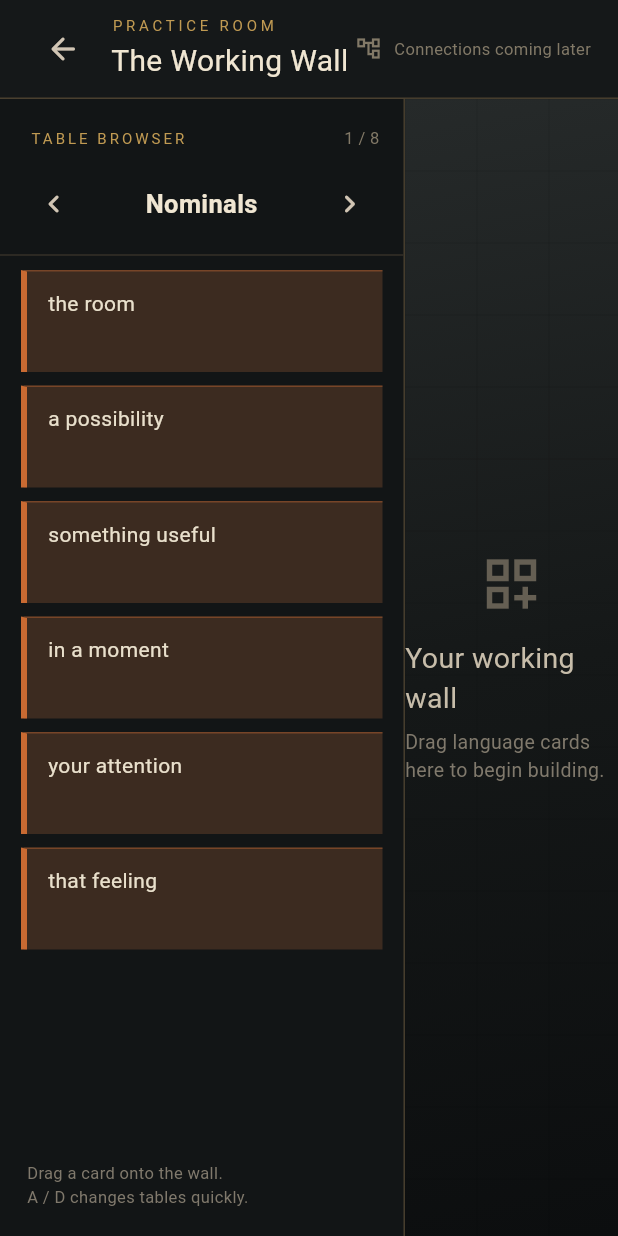
After one commit to sirxcott/Visual-Language-Castle, a Flutter app: the GalleryHubScreen screen opened directly, after a tap on "Practice Rooms", on a phone screen of 412 x 824 dp. The commit adds this screen. Run offline on Flutter 3.47's test engine with Material 3 defaults, Android fonts, the phone set to English and light mode, and no system bars; Roboto replaces fonts that are missing (Georgia).

Commit message:
Build Milestone 2 working wall and language tables

```diff
--- /dev/null
+++ b/app/lib/data/language_tables.dart
@@ -0,0 +1,82 @@
+import '../models/language_card.dart';
+import '../models/language_table.dart';
+
+const languageTables = <LanguageTable>[
+  LanguageTable(
+    name: 'Nominals',
+    cards: [
+      LanguageCard(id: 'nom-1', text: 'the room', category: CardCategory.orange, tableName: 'Nominals'),
+      LanguageCard(id: 'nom-2', text: 'a possibility', category: CardCategory.orange, tableName: 'Nominals'),
+      LanguageCard(id: 'nom-3', text: 'something useful', category: CardCategory.orange, tableName: 'Nominals'),
+      LanguageCard(id: 'nom-4', text: 'in a moment', category: CardCategory.orange, tableName: 'Nominals'),
+      LanguageCard(id: 'nom-5', text: 'your attention', category: CardCategory.orange, tableName: 'Nominals'),
+      LanguageCard(id: 'nom-6', text: 'that feeling', category: CardCategory.orange, tableName: 'Nominals'),
+    ],
+  ),
+  LanguageTable(
+    name: 'Verbs',
+    cards: [
+      LanguageCard(id: 'verb-1', text: 'notice', category: CardCategory.pink, tableName: 'Verbs'),
+      LanguageCard(id: 'verb-2', text: 'allow', category: CardCategory.pink, tableName: 'Verbs'),
+      LanguageCard(id: 'verb-3', text: 'remember', category: CardCategory.pink, tableName: 'Verbs'),
+      LanguageCard(id: 'verb-4', text: 'discover', category: CardCategory.pink, tableName: 'Verbs'),
+      LanguageCard(id: 'verb-5', text: 'feel', category: CardCategory.pink, tableName: 'Verbs'),
+      LanguageCard(id: 'verb-6', text: 'continue', category: CardCategory.pink, tableName: 'Verbs'),
+    ],
+  ),
+  LanguageTable(
+    name: 'Linkages',
+    cards: [
+      LanguageCard(id: 'link-1', text: 'and', category: CardCategory.green, tableName: 'Linkages'),
+      LanguageCard(id: 'link-2', text: 'because', category: CardCategory.green, tableName: 'Linkages'),
+      LanguageCard(id: 'link-3', text: 'as', category: CardCategory.green, tableName: 'Linkages'),
+      LanguageCard(id: 'link-4', text: 'while', category: CardCategory.green, tableName: 'Linkages'),
+      LanguageCard(id: 'link-5', text: 'which means', category: CardCategory.green, tableName: 'Linkages'),
+    ],
+  ),
+  LanguageTable(
+    name: 'Compliance Set',
+    cards: [
+      LanguageCard(id: 'comp-1', text: 'Relax your eyes', category: CardCategory.red, tableName: 'Compliance Set'),
+      LanguageCard(id: 'comp-2', text: 'Make yourself comfortable', category: CardCategory.red, tableName: 'Compliance Set'),
+      LanguageCard(id: 'comp-3', text: 'Let your breathing settle', category: CardCategory.red, tableName: 'Compliance Set'),
+      LanguageCard(id: 'comp-4', text: 'In a moment, I\'m going to ask you to relax', category: CardCategory.red, tableName: 'Compliance Set'),
+    ],
+  ),
+  LanguageTable(
+    name: 'Noticing / Embedded',
+    cards: [
+      LanguageCard(id: 'notice-1', text: 'you may notice', category: CardCategory.yellow, tableName: 'Noticing / Embedded'),
+      LanguageCard(id: 'notice-2', text: 'you can begin to', category: CardCategory.yellow, tableName: 'Noticing / Embedded'),
+      LanguageCard(id: 'notice-3', text: 'as you become aware', category: CardCategory.yellow, tableName: 'Noticing / Embedded'),
+      LanguageCard(id: 'notice-4', text: 'it is interesting to notice', category: CardCategory.yellow, tableName: 'Noticing / Embedded'),
+    ],
+  ),
+  LanguageTable(
+    name: 'Time Binds',
+    cards: [
+      LanguageCard(id: 'time-1', text: 'before you', category: CardCategory.darkBlue, tableName: 'Time Binds'),
+      LanguageCard(id: 'time-2', text: 'while you', category: CardCategory.darkBlue, tableName: 'Time Binds'),
+      LanguageCard(id: 'time-3', text: 'after you', category: CardCategory.darkBlue, tableName: 'Time Binds'),
+      LanguageCard(id: 'time-4', text: 'now that', category: CardCategory.darkBlue, tableName: 'Time Binds'),
+    ],
+  ),
+  LanguageTable(
+    name: 'Cause and Effect',
+    cards: [
+      LanguageCard(id: 'cause-1', text: 'which allows', category: CardCategory.lightBlue, tableName: 'Cause and Effect'),
+      LanguageCard(id: 'cause-2', text: 'so that', category: CardCategory.lightBlue, tableName: 'Cause and Effect'),
+      LanguageCard(id: 'cause-3', text: 'because of this', category: CardCategory.lightBlue, tableName: 'Cause and Effect'),
+      LanguageCard(id: 'cause-4', text: 'and that means', category: CardCategory.lightBlue, tableName: 'Cause and Effect'),
+    ],
+  ),
+  LanguageTable(
+    name: 'LY Modifiers',
+    cards: [
+      LanguageCard(id: 'ly-1', text: 'comfortably', category: CardCategory.lyModifier, tableName: 'LY Modifiers'),
+      LanguageCard(id: 'ly-2', text: 'curiously', category: CardCategory.lyModifier, tableName: 'LY Modifiers'),
+      LanguageCard(id: 'ly-3', text: 'gradually', category: CardCategory.lyModifier, tableName: 'LY Modifiers'),
+      LanguageCard(id: 'ly-4', text: 'easily', category: CardCategory.lyModifier, tableName: 'LY Modifiers'),
+    ],
+  ),
+];
--- /dev/null
+++ b/app/lib/models/language_card.dart
@@ -0,0 +1,82 @@
+import 'package:flutter/material.dart';
+
+enum CardCategory {
+  orange,
+  pink,
+  green,
+  red,
+  yellow,
+  darkBlue,
+  lightBlue,
+  lyModifier,
+}
+
+extension CardCategoryDetails on CardCategory {
+  String get label {
+    switch (this) {
+      case CardCategory.orange:
+        return 'Nominal';
+      case CardCategory.pink:
+        return 'Verb';
+      case CardCategory.green:
+        return 'Linkage';
+      case CardCategory.red:
+        return 'Compliance Set';
+      case CardCategory.yellow:
+        return 'Noticing';
+      case CardCategory.darkBlue:
+        return 'Time Bind';
+      case CardCategory.lightBlue:
+        return 'Cause and Effect';
+      case CardCategory.lyModifier:
+        return 'LY Modifier';
+    }
+  }
+
+  Color get color {
+    switch (this) {
+      case CardCategory.orange:
+        return const Color(0xFFC96A32);
+      case CardCategory.pink:
+        return const Color(0xFFC55B78);
+      case CardCategory.green:
+        return const Color(0xFF5D9A78);
+      case CardCategory.red:
+        return const Color(0xFFB94D4B);
+      case CardCategory.yellow:
+        return const Color(0xFFC2A650);
+      case CardCategory.darkBlue:
+        return const Color(0xFF466D9E);
+      case CardCategory.lightBlue:
+        return const Color(0xFF66A6B8);
+      case CardCategory.lyModifier:
+        return const Color(0xFF7893C7);
+    }
+  }
+}
+
+class LanguageCard {
+  const LanguageCard({
+    required this.id,
+    required this.text,
+    required this.category,
+    required this.tableName,
+  });
+
+  final String id;
+  final String text;
+  final CardCategory category;
+  final String tableName;
+}
+
+class WorkspaceCard {
+  WorkspaceCard({
+    required this.card,
+    required this.position,
+    this.notes = '',
+  });
+
+  final LanguageCard card;
+  Offset position;
+  String notes;
+}
--- /dev/null
+++ b/app/lib/models/language_table.dart
@@ -0,0 +1,8 @@
+import 'language_card.dart';
+
+class LanguageTable {
+  const LanguageTable({required this.name, required this.cards});
+
+  final String name;
+  final List<LanguageCard> cards;
+}
--- a/app/lib/screens/gallery_hub_screen.dart
+++ b/app/lib/screens/gallery_hub_screen.dart
@@ -1,4 +1,6 @@
 import 'package:flutter/material.dart';
+
+import 'practice_room_screen.dart';
 
 class GalleryHubScreen extends StatelessWidget {
   const GalleryHubScreen({super.key});
@@ -47,7 +49,13 @@ class GalleryHubScreen extends StatelessWidget {
                         itemCount: destinations.length,
                         itemBuilder: (context, index) {
                           final destination = destinations[index];
-                          return _GalleryFrame(title: destination.$1, icon: destination.$2);
+                          return _GalleryFrame(
+                            title: destination.$1,
+                            icon: destination.$2,
+                            onTap: destination.$1 == 'Practice Rooms'
+                                ? () => Navigator.of(context).push(MaterialPageRoute<void>(builder: (_) => const PracticeRoomScreen()))
+                                : null,
+                          );
                         },
                       ),
                     ),
@@ -63,14 +71,20 @@ class GalleryHubScreen extends StatelessWidget {
 }
 
 class _GalleryFrame extends StatelessWidget {
-  const _GalleryFrame({required this.title, required this.icon});
+  const _GalleryFrame({required this.title, required this.icon, this.onTap});
 
   final String title;
   final IconData icon;
+  final VoidCallback? onTap;
 
   @override
   Widget build(BuildContext context) {
-    return Container(
+    return Semantics(
+      button: onTap != null,
+      label: onTap == null ? title : 'Open $title',
+      child: InkWell(
+        onTap: onTap,
+        child: Container(
           decoration: BoxDecoration(
             color: const Color(0xFF151718),
             border: Border.all(color: const Color(0xFF876E43), width: 2),
@@ -88,6 +102,8 @@ class _GalleryFrame extends StatelessWidget {
               ],
             ),
           ),
+        ),
+      ),
     );
   }
 }
--- /dev/null
+++ b/app/lib/screens/practice_room_screen.dart
@@ -0,0 +1,232 @@
+import 'package:flutter/material.dart';
+import 'package:flutter/services.dart';
+
+import '../data/language_tables.dart';
+import '../models/language_card.dart';
+import '../widgets/table_browser.dart';
+import '../widgets/workspace_card.dart';
+
+class PracticeRoomScreen extends StatefulWidget {
+  const PracticeRoomScreen({super.key});
+
+  @override
+  State<PracticeRoomScreen> createState() => _PracticeRoomScreenState();
+}
+
+class _PracticeRoomScreenState extends State<PracticeRoomScreen> {
+  int _tableIndex = 0;
+  final List<WorkspaceCard> _workspaceCards = [];
+
+  void _changeTable(int amount) {
+    setState(() {
+      _tableIndex = (_tableIndex + amount) % languageTables.length;
+      if (_tableIndex < 0) _tableIndex += languageTables.length;
+    });
+  }
+
+  void _placeCard(LanguageCard card, Offset localPosition) {
+    final position = Offset(
+      (localPosition.dx - 100).clamp(12.0, double.infinity),
+      (localPosition.dy - 40).clamp(12.0, double.infinity),
+    );
+    setState(() => _workspaceCards.add(WorkspaceCard(card: card, position: position)));
+  }
+
+  Future<void> _editNotes(WorkspaceCard workspaceCard) async {
+    final controller = TextEditingController(text: workspaceCard.notes);
+    final notes = await showDialog<String>(
+      context: context,
+      builder: (context) => AlertDialog(
+        backgroundColor: const Color(0xFF242627),
+        title: Text(workspaceCard.card.text, style: const TextStyle(color: Color(0xFFF0E6D2), fontSize: 18)),
+        content: TextField(
+          controller: controller,
+          autofocus: true,
+          maxLines: 5,
+          style: const TextStyle(color: Color(0xFFF0E6D2)),
+          decoration: const InputDecoration(hintText: 'Add a note for this card', border: OutlineInputBorder()),
+        ),
+        actions: [
+          TextButton(onPressed: () => Navigator.pop(context), child: const Text('Cancel')),
+          FilledButton(onPressed: () => Navigator.pop(context, controller.text), child: const Text('Save note')),
+        ],
+      ),
+    );
+    controller.dispose();
+    if (!mounted || notes == null) return;
+    setState(() => workspaceCard.notes = notes);
+  }
+
+  KeyEventResult _handleKeyEvent(FocusNode node, KeyEvent event) {
+    if (event is! KeyDownEvent) return KeyEventResult.ignored;
+    if (event.logicalKey == LogicalKeyboardKey.keyA) {
+      _changeTable(-1);
+      return KeyEventResult.handled;
+    }
+    if (event.logicalKey == LogicalKeyboardKey.keyD) {
+      _changeTable(1);
+      return KeyEventResult.handled;
+    }
+    return KeyEventResult.ignored;
+  }
+
+  @override
+  Widget build(BuildContext context) {
+    final table = languageTables[_tableIndex];
+    return Focus(
+      autofocus: true,
+      onKeyEvent: _handleKeyEvent,
+      child: Scaffold(
+        backgroundColor: const Color(0xFF0B0D0E),
+        body: SafeArea(
+          child: Column(
+            children: [
+              _RoomHeader(onBack: () => Navigator.of(context).pop()),
+              Expanded(
+                child: Row(
+                  children: [
+                    TableBrowser(
+                      table: table,
+                      tableIndex: _tableIndex,
+                      tableCount: languageTables.length,
+                      onPrevious: () => _changeTable(-1),
+                      onNext: () => _changeTable(1),
+                    ),
+                    Expanded(
+                      child: DragTarget<LanguageCard>(
+                        onAcceptWithDetails: (details) {
+                          final box = context.findRenderObject() as RenderBox;
+                          _placeCard(details.data, box.globalToLocal(details.offset));
+                        },
+                        builder: (context, candidateData, rejectedData) {
+                          return LayoutBuilder(
+                            builder: (context, constraints) => Stack(
+                              fit: StackFit.expand,
+                              children: [
+                                const _WorkspaceBackdrop(),
+                                if (_workspaceCards.isEmpty) const _EmptyWorkspaceHint(),
+                                if (candidateData.isNotEmpty) const _DropHighlight(),
+                                ..._workspaceCards.map(
+                                  (workspaceCard) => WorkspaceCardTile(
+                                    key: ValueKey(workspaceCard.card.id),
+                                    workspaceCard: workspaceCard,
+                                    onPositionChanged: (position) => setState(() => workspaceCard.position = position),
+                                    onOpenNotes: () => _editNotes(workspaceCard),
+                                  ),
+                                ),
+                              ],
+                            ),
+                          );
+                        },
+                      ),
+                    ),
+                  ],
+                ),
+              ),
+            ],
+          ),
+        ),
+      ),
+    );
+  }
+}
+
+class _RoomHeader extends StatelessWidget {
+  const _RoomHeader({required this.onBack});
+
+  final VoidCallback onBack;
+
+  @override
+  Widget build(BuildContext context) {
+    return Container(
+      height: 66,
+      padding: const EdgeInsets.symmetric(horizontal: 18),
+      decoration: const BoxDecoration(color: Color(0xFF151819), border: Border(bottom: BorderSide(color: Color(0xFF4A402F))),),
+      child: Row(
+        children: [
+          IconButton(tooltip: 'Return to Gallery Hall', onPressed: onBack, icon: const Icon(Icons.arrow_back_rounded)),
+          const SizedBox(width: 8),
+          const Column(
+            mainAxisAlignment: MainAxisAlignment.center,
+            crossAxisAlignment: CrossAxisAlignment.start,
+            children: [
+              Text('PRACTICE ROOM', style: TextStyle(color: Color(0xFFC09A52), fontSize: 10, letterSpacing: 2.5)),
+              SizedBox(height: 3),
+              Text('The Working Wall', style: TextStyle(color: Color(0xFFF0E6D2), fontSize: 20)),
+            ],
+          ),
+          const Spacer(),
+          const Icon(Icons.account_tree_outlined, color: Color(0xFF827967), size: 18),
+          const SizedBox(width: 8),
+          const Text('Connections coming later', style: TextStyle(color: Color(0xFF827967), fontSize: 11)),
+        ],
+      ),
+    );
+  }
+}
+
+class _WorkspaceBackdrop extends StatelessWidget {
+  const _WorkspaceBackdrop();
+
+  @override
+  Widget build(BuildContext context) {
+    return DecoratedBox(
+      decoration: const BoxDecoration(
+        gradient: LinearGradient(begin: Alignment.topLeft, end: Alignment.bottomRight, colors: [Color(0xFF262A2A), Color(0xFF151818), Color(0xFF0C0E0F)]),
+      ),
+      child: CustomPaint(painter: _WallGridPainter()),
+    );
+  }
+}
+
+class _WallGridPainter extends CustomPainter {
+  @override
+  void paint(Canvas canvas, Size size) {
+    final paint = Paint()..color = const Color(0x12000000)..strokeWidth = 1;
+    for (var x = 0.0; x < size.width; x += 48) {
+      canvas.drawLine(Offset(x, 0), Offset(x, size.height), paint);
+    }
+    for (var y = 0.0; y < size.height; y += 48) {
+      canvas.drawLine(Offset(0, y), Offset(size.width, y), paint);
+    }
+  }
+
+  @override
+  bool shouldRepaint(covariant CustomPainter oldDelegate) => false;
+}
+
+class _EmptyWorkspaceHint extends StatelessWidget {
+  const _EmptyWorkspaceHint();
+
+  @override
+  Widget build(BuildContext context) {
+    return const Center(
+      child: IgnorePointer(
+        child: Column(
+          mainAxisSize: MainAxisSize.min,
+          children: [
+            Icon(Icons.dashboard_customize_outlined, size: 44, color: Color(0xFF655F53)),
+            SizedBox(height: 14),
+            Text('Your working wall', style: TextStyle(color: Color(0xFFC7BDAA), fontSize: 19)),
+            SizedBox(height: 6),
+            Text('Drag language cards here to begin building.', style: TextStyle(color: Color(0xFF80796C), fontSize: 13)),
+          ],
+        ),
+      ),
+    );
+  }
+}
+
+class _DropHighlight extends StatelessWidget {
+  const _DropHighlight();
+
+  @override
+  Widget build(BuildContext context) {
+    return IgnorePointer(
+      child: Container(
+        margin: const EdgeInsets.all(12),
+        decoration: BoxDecoration(border: Border.all(color: const Color(0xFFC09A52).withValues(alpha: 0.6), width: 2)),
+      ),
+    );
+  }
+}
--- /dev/null
+++ b/app/lib/widgets/language_card_tile.dart
@@ -0,0 +1,53 @@
+import 'package:flutter/material.dart';
+
+import '../models/language_card.dart';
+
+class LanguageCardTile extends StatelessWidget {
+  const LanguageCardTile({
+    super.key,
+    required this.card,
+    this.onDragStarted,
+  });
+
+  final LanguageCard card;
+  final VoidCallback? onDragStarted;
+
+  @override
+  Widget build(BuildContext context) {
+    return Draggable<LanguageCard>(
+      data: card,
+      onDragStarted: onDragStarted,
+      feedback: Material(
+        color: Colors.transparent,
+        child: SizedBox(width: 180, child: _CardSurface(card: card, isDragging: true)),
+      ),
+      childWhenDragging: Opacity(opacity: 0.32, child: _CardSurface(card: card)),
+      child: _CardSurface(card: card),
+    );
+  }
+}
+
+class _CardSurface extends StatelessWidget {
+  const _CardSurface({required this.card, this.isDragging = false});
+
+  final LanguageCard card;
+  final bool isDragging;
+
+  @override
+  Widget build(BuildContext context) {
+    final color = card.category.color;
+    return Container(
+      constraints: const BoxConstraints(minHeight: 68),
+      padding: const EdgeInsets.symmetric(horizontal: 14, vertical: 12),
+      decoration: BoxDecoration(
+        color: Color.alphaBlend(color.withValues(alpha: 0.2), const Color(0xFF191B1C)),
+        border: Border(left: BorderSide(color: color, width: 4), top: BorderSide(color: color.withValues(alpha: 0.42))),
+        boxShadow: isDragging ? const [BoxShadow(color: Colors.black87, blurRadius: 18)] : null,
+      ),
+      child: Text(
+        card.text,
+        style: const TextStyle(color: Color(0xFFE9E0CC), fontSize: 14, height: 1.25),
+      ),
+    );
+  }
+}
--- /dev/null
+++ b/app/lib/widgets/table_browser.dart
@@ -0,0 +1,72 @@
+import 'package:flutter/material.dart';
+
+import '../models/language_table.dart';
+import 'language_card_tile.dart';
+
+class TableBrowser extends StatelessWidget {
+  const TableBrowser({
+    super.key,
+    required this.table,
+    required this.tableIndex,
+    required this.tableCount,
+    required this.onPrevious,
+    required this.onNext,
+  });
+
+  final LanguageTable table;
+  final int tableIndex;
+  final int tableCount;
+  final VoidCallback onPrevious;
+  final VoidCallback onNext;
+
+  @override
+  Widget build(BuildContext context) {
+    return Container(
+      width: 270,
+      decoration: const BoxDecoration(
+        color: Color(0xFF121516),
+        border: Border(right: BorderSide(color: Color(0xFF4A402F))),
+      ),
+      child: Column(
+        crossAxisAlignment: CrossAxisAlignment.start,
+        children: [
+          Padding(
+            padding: const EdgeInsets.fromLTRB(20, 18, 16, 12),
+            child: Row(
+              children: [
+                const Text('TABLE BROWSER', style: TextStyle(color: Color(0xFFC09A52), fontSize: 10, letterSpacing: 2)),
+                const Spacer(),
+                Text('${tableIndex + 1} / $tableCount', style: const TextStyle(color: Color(0xFF827967), fontSize: 11)),
+              ],
+            ),
+          ),
+          Padding(
+            padding: const EdgeInsets.symmetric(horizontal: 12),
+            child: Row(
+              children: [
+                IconButton(tooltip: 'Previous table (A)', onPressed: onPrevious, icon: const Icon(Icons.chevron_left_rounded)),
+                Expanded(
+                  child: Text(table.name, textAlign: TextAlign.center, maxLines: 2, overflow: TextOverflow.ellipsis, style: const TextStyle(color: Color(0xFFF0E6D2), fontSize: 17, fontWeight: FontWeight.w600)),
+                ),
+                IconButton(tooltip: 'Next table (D)', onPressed: onNext, icon: const Icon(Icons.chevron_right_rounded)),
+              ],
+            ),
+          ),
+          const Divider(color: Color(0xFF342F27), height: 20),
+          Expanded(
+            child: ListView.separated(
+              padding: const EdgeInsets.fromLTRB(14, 0, 14, 20),
+              itemCount: table.cards.length,
+              separatorBuilder: (_, index) => const SizedBox(height: 9),
+              itemBuilder: (context, index) => LanguageCardTile(card: table.cards[index]),
+            ),
+          ),
+          const Padding(
+            padding: EdgeInsets.fromLTRB(18, 0, 18, 18),
+            child: Text('Drag a card onto the wall.\nA / D changes tables quickly.', style: TextStyle(color: Color(0xFF80796C), fontSize: 11, height: 1.45)),
+          ),
+        ],
+      ),
+    );
+  }
+}
--- /dev/null
+++ b/app/lib/widgets/workspace_card.dart
@@ -0,0 +1,56 @@
+import 'package:flutter/material.dart';
+
+import '../models/language_card.dart';
+
+class WorkspaceCardTile extends StatelessWidget {
+  const WorkspaceCardTile({
+    super.key,
+    required this.workspaceCard,
+    required this.onPositionChanged,
+    required this.onOpenNotes,
+  });
+
+  final WorkspaceCard workspaceCard;
+  final ValueChanged<Offset> onPositionChanged;
+  final VoidCallback onOpenNotes;
+
+  @override
+  Widget build(BuildContext context) {
+    final card = workspaceCard.card;
+    final color = card.category.color;
+    return Positioned(
+      left: workspaceCard.position.dx,
+      top: workspaceCard.position.dy,
+      child: GestureDetector(
+        onDoubleTap: onOpenNotes,
+        onPanUpdate: (details) => onPositionChanged(workspaceCard.position + details.delta),
+        child: ConstrainedBox(
+          constraints: const BoxConstraints(minWidth: 150, maxWidth: 240),
+          child: Container(
+            padding: const EdgeInsets.fromLTRB(14, 12, 14, 11),
+            decoration: BoxDecoration(
+              color: const Color(0xFF202324),
+              border: Border.all(color: color.withValues(alpha: 0.85)),
+              boxShadow: const [BoxShadow(color: Colors.black87, blurRadius: 14, offset: Offset(0, 6))],
+            ),
+            child: Column(
+              crossAxisAlignment: CrossAxisAlignment.start,
+              children: [
+                Row(
+                  children: [
+                    Container(width: 8, height: 8, decoration: BoxDecoration(color: color, shape: BoxShape.circle)),
+                    const SizedBox(width: 7),
+                    Expanded(child: Text(card.category.label.toUpperCase(), overflow: TextOverflow.ellipsis, style: TextStyle(color: color, fontSize: 9, letterSpacing: 1.2))),
+                    if (workspaceCard.notes.isNotEmpty) const Icon(Icons.sticky_note_2_outlined, size: 14, color: Color(0xFFC09A52)),
+                  ],
+                ),
+                const SizedBox(height: 9),
+                Text(card.text, style: const TextStyle(color: Color(0xFFF0E6D2), fontSize: 15, height: 1.25)),
+              ],
+            ),
+          ),
+        ),
+      ),
+    );
+  }
+}
```
Also changed, not shown: 1 other file. Lines whose indentation alone changed are shown as unchanged.
